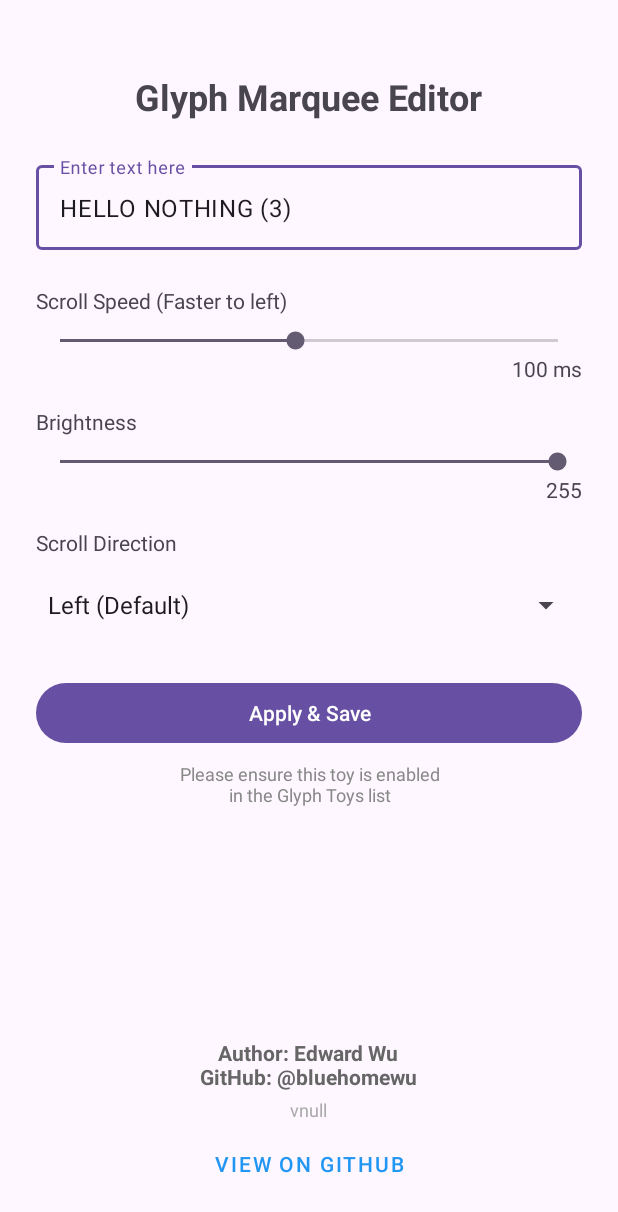
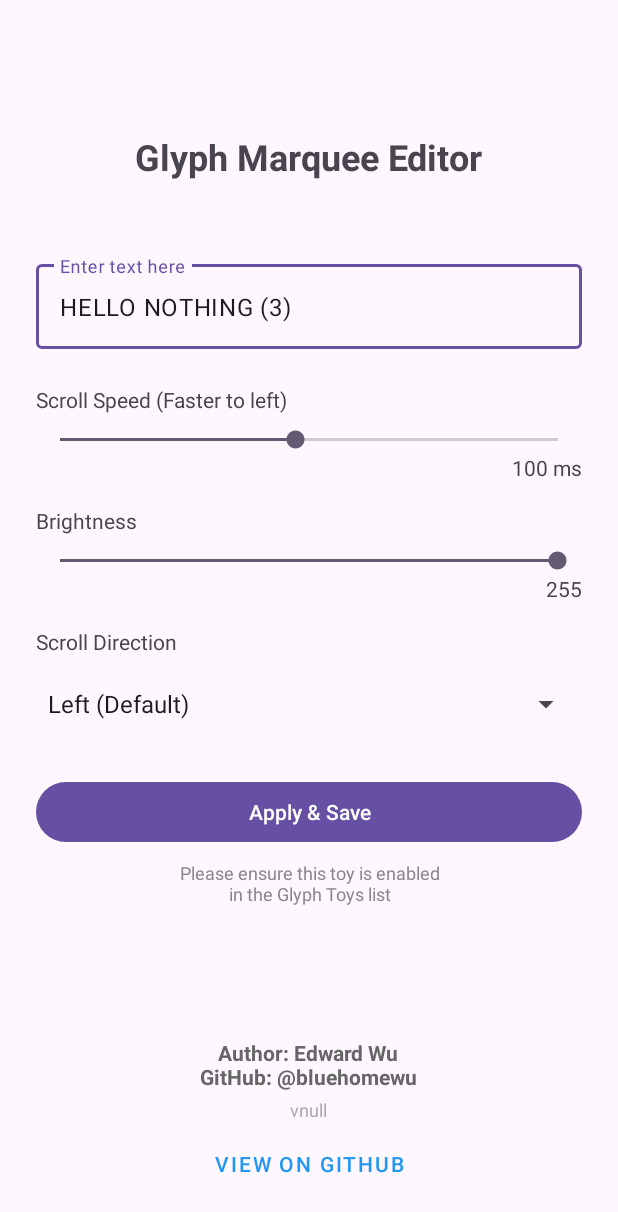
Before and after one commit to bluehomewu/GlyphMarquee, an Android app: the screen it shows after launch (MainActivity), on a phone screen of 412 x 824 dp. Shown: the top 1212 px of the screen. Run offline under Robolectric (Android 15) with nearby library versions, the phone set to English and light mode, and no system bars.

Commit message:
GlyphMatrix: style: add top margin to editor title for better spacing
- Increased the `layout_marginTop` of the `editor_title` TextView in `activity_main.xml`.
- This provides more vertical padding between the title and the system status bar, improving the overall layout aesthetics.

Signed-off-by: EdwardWu <bluehome.wu@gmail.com>

```diff
--- a/app/src/main/res/layout/activity_main.xml
+++ b/app/src/main/res/layout/activity_main.xml
@@ -12,8 +12,8 @@
         android:text="@string/editor_title"
         android:textSize="24sp"
         android:textStyle="bold"
-        android:layout_marginBottom="24dp"
-        android:layout_marginTop="24dp"/>
+        android:layout_marginBottom="50dp"
+        android:layout_marginTop="64dp"/>
 
     <!-- 文字輸入框 -->
     <com.google.android.material.textfield.TextInputLayout
```
